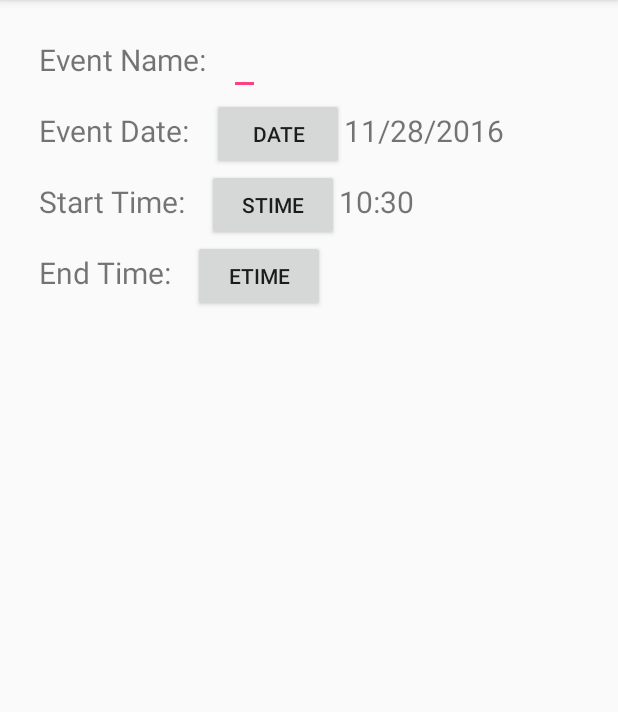
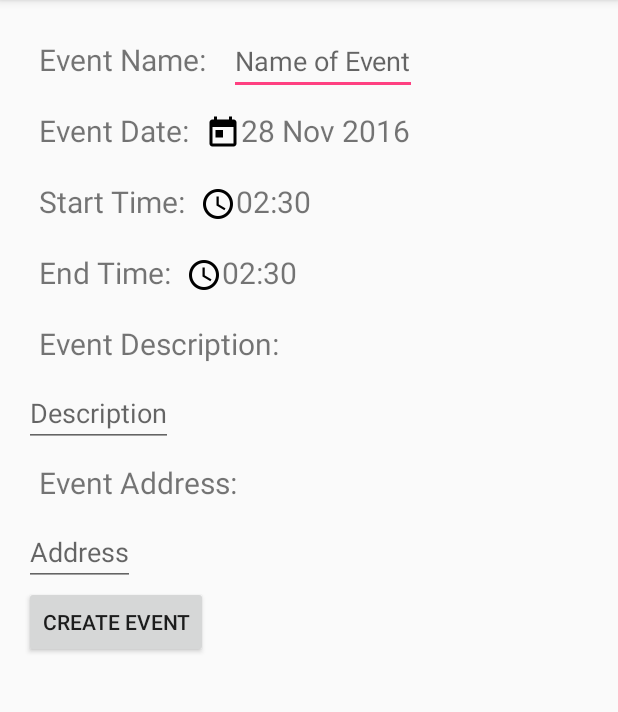
Before and after one commit to TejeshShivanna/EventsSC, an Android app: the CreateEvent screen opened directly, with no data from a screen before it, on a phone screen of 412 x 824 dp, the part 84-796 px from its top. Run offline under Robolectric (Android 15) with nearby library versions, the phone set to English and light mode, and no system bars.

```diff
--- a/FrontEnd/EventsSC/app/src/main/res/layout/activity_create_event.xml
+++ b/FrontEnd/EventsSC/app/src/main/res/layout/activity_create_event.xml
@@ -26,7 +26,12 @@
         android:layout_height="wrap_content"
         android:layout_alignBaseline="@+id/tvEventName"
         android:layout_toEndOf="@+id/tvEventName"
-        android:layout_toRightOf="@+id/tvEventName"/>
+        android:layout_toRightOf="@+id/tvEventName"
+        android:maxLines="1"
+        android:scrollHorizontally="true"
+        android:inputType="text"
+        android:hint="Name of Event"
+        />
 
     <TextView
         android:id="@+id/tvEventDate"
@@ -36,19 +41,17 @@
         android:layout_alignParentStart="true"
         android:layout_below="@+id/tvEventName"
         android:layout_margin="10dp"
-        android:text="Event Date: "
+        android:text="Event Date:"
         android:textSize="20sp" />
 
-    <Button
+    <ImageButton
         android:id="@+id/setButton"
         android:layout_width="wrap_content"
         android:layout_height="wrap_content"
-        android:layout_alignParentTop="true"
         android:layout_centerHorizontal="true"
-        android:layout_marginTop="70dp"
         android:onClick="setDate"
-        android:text="Date"
-        android:layout_alignBaseline="@+id/tvEventDate"
+        android:layout_alignBottom="@id/tvEventDate"
+        android:background="@mipmap/ic_today_black_24dp"
         android:layout_toEndOf="@+id/tvEventDate"
         android:layout_toRightOf="@+id/tvEventDate"/>
 
@@ -56,9 +59,9 @@
         android:id="@+id/dateLabel"
         android:layout_width="wrap_content"
         android:layout_height="wrap_content"
-        android:layout_alignBaseline="@+id/setButton"
         android:layout_toEndOf="@+id/setButton"
         android:layout_toRightOf="@+id/setButton"
+        android:layout_alignBaseline="@id/tvEventDate"
         android:textSize="20sp" />
 
     <TextView
@@ -69,15 +72,15 @@
         android:layout_alignParentStart="true"
         android:layout_below="@+id/tvEventDate"
         android:layout_margin="10dp"
-        android:text="Start Time: "
+        android:text="Start Time:"
         android:textSize="20sp" />
 
-    <Button
+    <ImageButton
         android:id="@+id/setStartTime"
         android:layout_width="wrap_content"
         android:layout_height="wrap_content"
-        android:text="STime"
-        android:layout_alignBaseline="@+id/tvStartTime"
+        android:background="@mipmap/ic_access_time_black_24dp"
+        android:layout_alignBottom="@id/tvStartTime"
         android:layout_toEndOf="@+id/tvStartTime"
         android:layout_toRightOf="@+id/tvStartTime"
         android:onClick="setStartTime"/>
@@ -86,7 +89,7 @@
         android:id="@+id/startTimeLabel"
         android:layout_width="wrap_content"
         android:layout_height="wrap_content"
-        android:layout_alignBaseline="@+id/setStartTime"
+        android:layout_alignBaseline="@+id/tvStartTime"
         android:layout_toEndOf="@+id/setStartTime"
         android:layout_toRightOf="@+id/setStartTime"
         android:textSize="20sp" />
@@ -99,32 +102,103 @@
         android:layout_alignParentStart="true"
         android:layout_below="@+id/tvStartTime"
         android:layout_margin="10dp"
-        android:text="End Time: "
+        android:text="End Time:"
         android:textSize="20sp" />
 
-    <Button
+    <ImageButton
         android:id="@+id/setEndTime"
         android:layout_width="wrap_content"
         android:layout_height="wrap_content"
-        android:text="ETime"
-        android:layout_alignBaseline="@+id/tvEndTime"
+        android:background="@mipmap/ic_access_time_black_24dp"
+        android:layout_alignBottom="@+id/tvEndTime"
         android:layout_toEndOf="@+id/tvEndTime"
         android:layout_toRightOf="@+id/tvEndTime"
-        android:onClick="setStartTime"/>
+        android:onClick="setEndTime"/>
 
     <TextView
         android:id="@+id/endTimeLabel"
         android:layout_width="wrap_content"
         android:layout_height="wrap_content"
         android:layout_alignBaseline="@+id/tvEndTime"
-        android:layout_toEndOf="@+id/tvEndTime"
-        android:layout_toRightOf="@+id/tvEndTime"
+        android:layout_toEndOf="@+id/setEndTime"
+        android:layout_toRightOf="@+id/setEndTime"
         android:textSize="20sp" />
 
+    <TextView
+        android:id="@+id/tvDescription"
+        android:layout_width="wrap_content"
+        android:layout_height="wrap_content"
+        android:layout_alignParentLeft="true"
+        android:layout_alignParentStart="true"
+        android:layout_below="@+id/tvEndTime"
+        android:layout_margin="10dp"
+        android:text="Event Description: "
+        android:textSize="20sp" />
+
+    <EditText
+        android:id="@+id/etDescription"
+        android:layout_width="wrap_content"
+        android:layout_height="wrap_content"
+        android:layout_weight ="1"
+        android:layout_below="@+id/tvDescription"
+        android:layout_alignParentLeft="true"
+        android:layout_alignParentStart="true"
+        android:inputType="textMultiLine"
+        android:hint="Description"
+        android:maxLines ="4"/>
+
+    <TextView
+        android:id="@+id/tvAddress"
+        android:layout_width="wrap_content"
+        android:layout_height="wrap_content"
+        android:layout_alignParentLeft="true"
+        android:layout_alignParentStart="true"
+        android:layout_below="@+id/etDescription"
+        android:layout_margin="10dp"
+        android:text="Event Address: "
+        android:textSize="20sp" />
+
+    <EditText
+        android:id="@+id/etAddress"
+        android:layout_width="wrap_content"
+        android:layout_height="wrap_content"
+        android:layout_weight ="1"
+        android:layout_below="@+id/tvAddress"
+        android:layout_alignParentLeft="true"
+        android:layout_alignParentStart="true"
+        android:inputType="textMultiLine"
+        android:hint="Address"
+        android:maxLines ="4"/>
+
+    <Button
+        android:id="@+id/buttonCreate"
+        android:layout_width="wrap_content"
+        android:layout_height="wrap_content"
+        android:layout_alignParentLeft="true"
+        android:layout_alignParentStart="true"
+        android:layout_below="@+id/etAddress"
+        android:text="Create Event"
+        android:onClick="createEvent"/>
+
+    <TextView
+        android:layout_width="fill_parent"
+        android:layout_height="wrap_content"
+        android:id="@+id/errorStr"
+        android:layout_below="@+id/buttonCreate"
+        android:layout_margin="10dp"
+        android:textSize="20sp"
+        android:textColor="#FF0000"
+        android:layout_centerHorizontal="true"
+        android:focusableInTouchMode="false"
+        android:gravity="center"
+        />
+
+
+
     <!--<TimePicker-->
-        <!--android:id="@+id/timePicker1"-->
-        <!--android:layout_width="wrap_content"-->
-        <!--android:layout_height="wrap_content" />-->
+    <!--android:id="@+id/timePicker1"-->
+    <!--android:layout_width="wrap_content"-->
+    <!--android:layout_height="wrap_content" />-->
 
 
 
```
Also changed, not shown: FrontEnd/EventsSC/app/src/main/java/application/eventssc/CreateEvent.java (+173 -24 lines), FrontEnd/EventsSC/app/src/main/java/application/eventssc/EventDescription.java (+157 -10 lines), FrontEnd/EventsSC/app/src/main/res/layout/activity_event_description.xml (+10 -0 lines), FrontEnd/EventsSC/app/src/main/res/mipmap-hdpi/ic_access_time_black_24dp.png (added), FrontEnd/EventsSC/app/src/main/res/mipmap-hdpi/ic_today_black_24dp.png (added), FrontEnd/EventsSC/app/src/main/res/mipmap-mdpi/ic_access_time_black_24dp.png (added), FrontEnd/EventsSC/app/src/main/res/mipmap-mdpi/ic_today_black_24dp.png (added), FrontEnd/EventsSC/app/src/main/res/mipmap-xhdpi/ic_access_time_black_24dp.png (added), FrontEnd/EventsSC/app/src/main/res/mipmap-xhdpi/ic_today_black_24dp.png (added), FrontEnd/EventsSC/app/src/main/res/mipmap-xxhdpi/ic_access_time_black_24dp.png (added), FrontEnd/EventsSC/app/src/main/res/mipmap-xxhdpi/ic_today_black_24dp.png (added), FrontEnd/EventsSC/app/src/main/res/mipmap-xxxhdpi/ic_access_time_black_24dp.png (added), FrontEnd/EventsSC/app/src/main/res/mipmap-xxxhdpi/ic_today_black_24dp.png (added).
